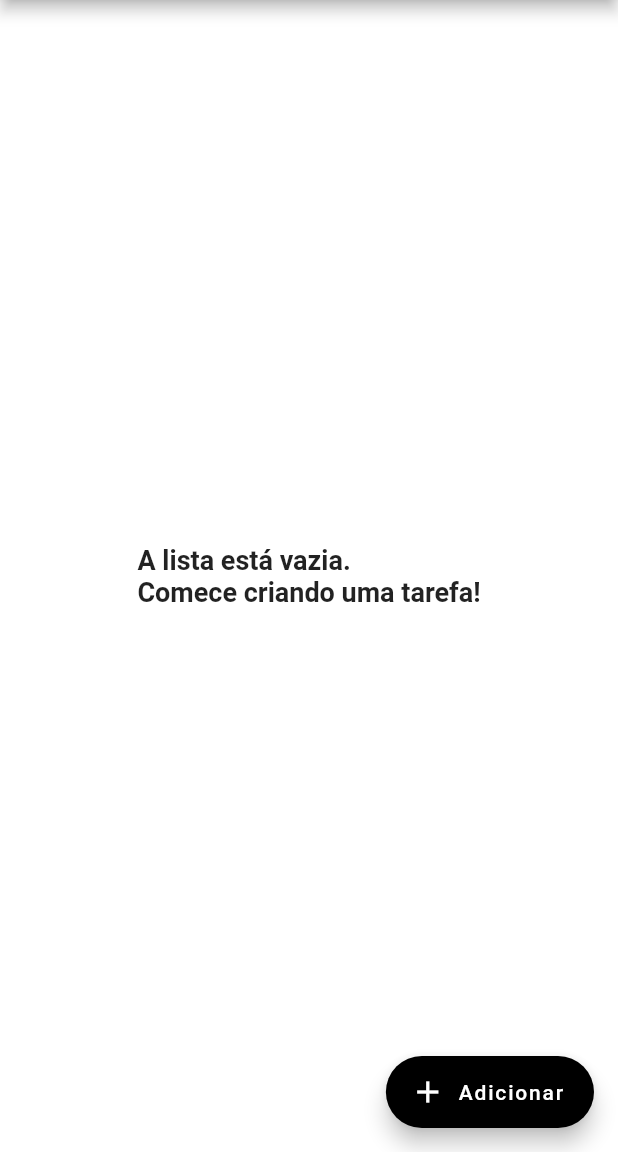
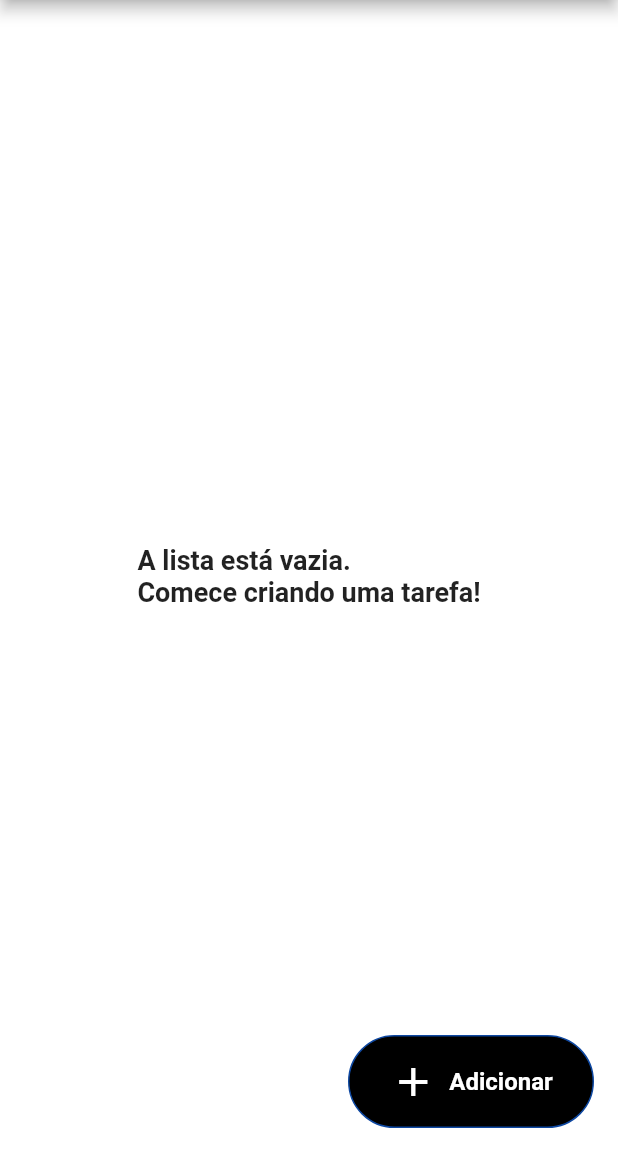
Before and after one commit to dariomatias-dev/todo_mobile, a Flutter app: the screen it shows after launch, on a phone screen of 412 x 824 dp, the part 84-1236 px from its top. Run offline on Flutter 3.47's test engine with Material 2 defaults, Android fonts, the phone set to English and light mode, and no system bars; our stand-ins replace bloc, equatable, flutter_bloc, logger, sqflite; missing offline and left inert: msh_checkbox; accounts and stored records are empty.

Commit message:
feat(FloatingActionButtonWidget): reworked custom floating action button
- The FloatingActionButtonWidget component has been reworked to improve its appearance.

```diff
--- a/lib/src/screens/home_screen/components/floating_action_button_widget.dart
+++ b/lib/src/screens/home_screen/components/floating_action_button_widget.dart
@@ -26,11 +26,43 @@ class FloatingActionButtonWidget extends StatelessWidget {
 
   @override
   Widget build(BuildContext context) {
-    return FloatingActionButton.extended(
-      onPressed: () => _showTaskCreationDialog(context),
-      icon: const Icon(Icons.add),
-      label: const Text('Adicionar'),
-      backgroundColor: Colors.black,
+    return InkWell(
+      onTap: () => _showTaskCreationDialog(context),
+      child: Container(
+        width: 164.0,
+        padding: const EdgeInsets.symmetric(
+          vertical: 14.0,
+        ),
+        decoration: BoxDecoration(
+          color: Colors.black,
+          border: Border.all(
+            width: 1.0,
+            color: Colors.blue.shade900,
+          ),
+          borderRadius: const BorderRadius.all(
+            Radius.circular(40.0),
+          ),
+        ),
+        child: const Row(
+          mainAxisAlignment: MainAxisAlignment.center,
+          children: [
+            Icon(
+              Icons.add,
+              color: Colors.white,
+              size: 32.0,
+            ),
+            SizedBox(width: 8.0),
+            Text(
+              'Adicionar',
+              style: TextStyle(
+                color: Colors.white,
+                fontSize: 16.0,
+                fontWeight: FontWeight.w600,
+              ),
+            ),
+          ],
+        ),
+      ),
     );
   }
 }
```
